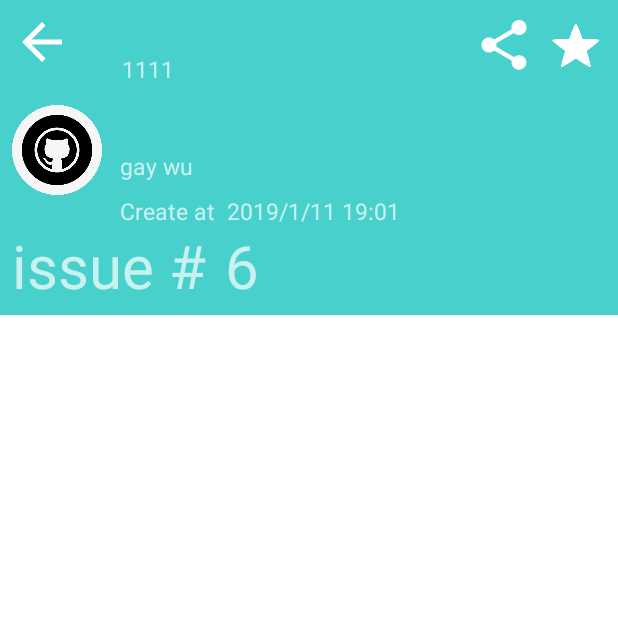
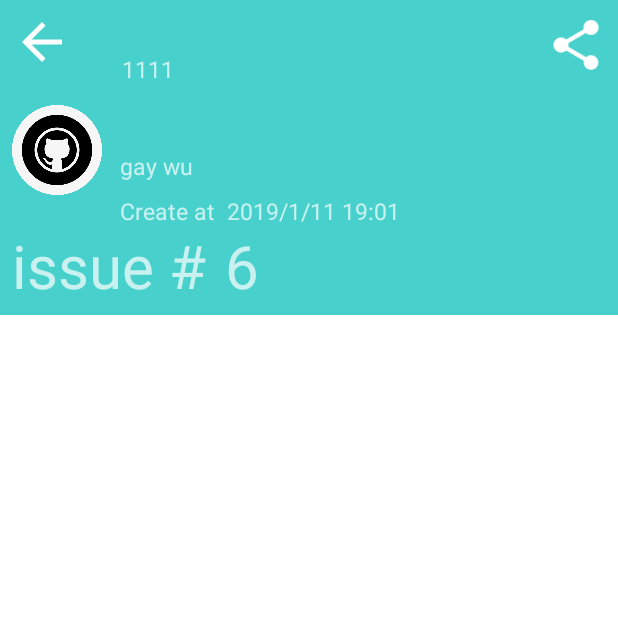
Before and after one commit to wangjiwu/ExtreGitHub, an Android app: the IssueDetailActivity screen opened directly, with no data from a screen before it, on a phone screen of 412 x 824 dp, the top half of it. Run offline under Robolectric (Android 15) with nearby library versions, the phone set to English and light mode, and no system bars; our stand-ins replace Picasso; libraries missing offline, so code that uses them is left out: jp.wasabeef.recyclerview; network calls fail; pictures from the network do not load; 13 statements that could not run were skipped.

Commit message:
修复bug

```diff
--- a/app/src/main/AndroidManifest.xml
+++ b/app/src/main/AndroidManifest.xml
@@ -50,7 +50,6 @@
         <activity android:name=".RepoForksActivity" />
         <activity android:name=".RepoIssueActivity" />
         <activity android:name=".RepoStargazerActivity" />
-        <activity android:name=".RepoContributorsActivity" />
         <activity android:name=".IssueDetailActivity" />
     </application>
 
--- a/app/src/main/java/com/example/lenovo/httpapi/CommentAdapter.java
+++ b/app/src/main/java/com/example/lenovo/httpapi/CommentAdapter.java
@@ -29,6 +29,7 @@ public class CommentAdapter extends RecyclerView.Adapter<CommentAdapter.ViewHold
     private static final CommentAdapter mInstance = new CommentAdapter();
 
     public static CommentAdapter getInstance() {
+        mInstance.cleanList();
         return mInstance;
     }
 
--- a/app/src/main/java/com/example/lenovo/httpapi/EventAdapter.java
+++ b/app/src/main/java/com/example/lenovo/httpapi/EventAdapter.java
@@ -30,6 +30,7 @@ public class EventAdapter extends RecyclerView.Adapter<EventAdapter.ViewHolder>
     private static final EventAdapter mInstance = new EventAdapter();
 
     public static EventAdapter getInstance() {
+        mInstance.cleanList();
         return mInstance;
     }
 
--- a/app/src/main/java/com/example/lenovo/httpapi/FollowAdapter.java
+++ b/app/src/main/java/com/example/lenovo/httpapi/FollowAdapter.java
@@ -30,6 +30,7 @@ public class FollowAdapter extends RecyclerView.Adapter<FollowAdapter.ViewHolder
     private static final FollowAdapter mInstance = new FollowAdapter();
 
     public static FollowAdapter getInstance() {
+        mInstance.cleanList();
         return mInstance;
     }
 
--- a/app/src/main/java/com/example/lenovo/httpapi/GistAdapter.java
+++ b/app/src/main/java/com/example/lenovo/httpapi/GistAdapter.java
@@ -29,6 +29,7 @@ public class GistAdapter extends RecyclerView.Adapter<GistAdapter.ViewHolder> {
     private static final GistAdapter mInstance = new GistAdapter();
 
     public static GistAdapter getInstance() {
+        mInstance.cleanList();
         return mInstance;
     }
 
--- a/app/src/main/java/com/example/lenovo/httpapi/GitHubService.java
+++ b/app/src/main/java/com/example/lenovo/httpapi/GitHubService.java
@@ -17,70 +17,56 @@ import retrofit2.http.Query;
 
 public interface GitHubService {
 
-    //@Headers("Authorization: token d95c37ed9a160b4867e8390a9b4c621595521633")
     @GET("/users/{user_name}")  //获取用户详情
     Call<Owner> getBaseUserInfo(@Path("user_name") String user_name);
 
-    // @Headers("Authorization: token d95c37ed9a160b4867e8390a9b4c621595521633")
     @GET("/users/{user_name}/repos")  //获取用户仓库详情
     Call<ArrayList<Repo>> getRepo(@Path("user_name") String user_name);
 
-    //  @Headers("Authorization: token d95c37ed9a160b4867e8390a9b4c621595521633")
     @GET("/users/{user_name}/followers") // 获取用户的followers
     Call<ArrayList<Follower>> getFollowers(@Path("user_name") String user_name);
 
-    //  @Headers("Authorization: token d95c37ed9a160b4867e8390a9b4c621595521633")
     @GET("/users/{user_name}/following")// 获取用户的followering
     Call<ArrayList<Follower>> getFollowering(@Path("user_name") String user_name);
 
-    //  @Headers("Authorization: token d95c37ed9a160b4867e8390a9b4c621595521633")
-    @GET("/users/{user_name}/events") // 获取用户的event
+     @GET("/users/{user_name}/events") // 获取用户的event
     Call<ArrayList<Event>> getEvents(@Path("user_name") String user_name);
 
-    // @Headers("Authorization: token d95c37ed9a160b4867e8390a9b4c621595521633")
     @GET("/users/{user_name}/starred")// 获取用户的star的项目仓库详情
     Call<ArrayList<Repo>> getStarred(@Path("user_name") String user_name);
 
-    //  @Headers("Authorization: token d95c37ed9a160b4867e8390a9b4c621595521633")
     @GET("/search/repositories")// 获取用户的star的项目仓库详情
     Call<RepoSearchReturn> getSearchRepo(@Query("q") String key_word);
 
-    // @Headers("Authorization: token d95c37ed9a160b4867e8390a9b4c621595521633")
     @GET("/search/users")// 获取用户的star的项目仓库详情
     Call<OwnerSearchReturn> getSearchusers(@Query("q") String key_word);
 
-    // @Headers("Authorization: token d95c37ed9a160b4867e8390a9b4c621595521633")
-    @GET("/users/{user_name}/gists")// 获取用户的gists详情
+     @GET("/users/{user_name}/gists")// 获取用户的gists详情
     Call<ArrayList<Gist>> getGists(@Path("user_name") String user_name);
 
-    // @Headers("Authorization: token d95c37ed9a160b4867e8390a9b4c621595521633")
-    @GET("/repos/{user_name}/{repo}/issues")// 获取仓库的issue详情
+     @GET("/repos/{user_name}/{repo}/issues")// 获取ssue详情
     Call<ArrayList<Issue>> getIssue(@Path("user_name") String user_name, @Path("repo") String repo);
 
-    //  @Headers("Authorization: token d95c37ed9a160b4867e8390a9b4c621595521633")
-    @GET("/repos/{user_name}/{repo}/events")// 获取仓库的issue详情
+    @GET("/repos/{user_name}/{repo}/events")// 获取仓库的events详情
     Call<ArrayList<Event>> getRepoEvent(@Path("user_name") String user_name, @Path("repo") String repo);
 
-    // @Headers("Authorization: token d95c37ed9a160b4867e8390a9b4c621595521633")
     @GET("/repos/{user_name}/{repo}/issues")// 获取仓库的issue详情
     Call<ArrayList<Issue>> getRepoIssue(@Path("user_name") String user_name, @Path("repo") String repo);
 
-    // @Headers("Authorization: token d95c37ed9a160b4867e8390a9b4c621595521633")
-    @GET("/repos/{user_name}/{repo}/stargazers")// 获取仓库的issue详情
+    @GET("/repos/{user_name}/{repo}/stargazers")// 获取仓库的stargazers详情
     Call<ArrayList<Follower>> getRepoStargazers(@Path("user_name") String user_name, @Path("repo") String repo);
 
-    // @Headers("Authorization: token d95c37ed9a160b4867e8390a9b4c621595521633")
-    @GET("/repos/{user_name}/{repo}/contributors")// 获取仓库的issue详情
+    @GET("/repos/{user_name}/{repo}/contributors")// 获取仓库的contributors详情
     Call<ArrayList<Follower>> getRepoContributors(@Path("user_name") String user_name, @Path("repo") String repo);
 
-    // @Headers("Authorization: token d95c37ed9a160b4867e8390a9b4c621595521633")
-    @GET("/repos/{user_name}/{repo}/forks")// 获取仓库的issue详情
+    @GET("/repos/{user_name}/{repo}/forks")// 获取仓库的forks详情
     Call<ArrayList<Repo>> getRepoForks(@Path("user_name") String user_name, @Path("repo") String repo);
 
-    // @Headers("Authorization: token d95c37ed9a160b4867e8390a9b4c621595521633")
-    @GET("comments")// 获取仓库的issue详情
+    //这里的baseURl是变化了
+    @GET("comments")// 获取仓库的comments详情
     Call<ArrayList<Comment>> getIssueComments();
 
+    //获取code 进行授权登录
     @Headers("Accept: application/json")
     @POST("login/oauth/access_token")
     @FormUrlEncoded
@@ -90,13 +76,9 @@ public interface GitHubService {
             @Field("code") String code
     );
 
+    // 通过accesstoken获取 此token代表的用户
    @GET("/user")// 获取用户的star的项目仓库详情
    Call<Follower> getLoginInfo(@Query("access_token") String key_word);
 
-    @POST("/repos/{user_name}/{repo}/forks")// 获取用户的star的项目仓库详情
-    Call<Follower> postForkRequest (@Path("user_name") String user_name, @Path("repo") String repo);
-
-
-
 
 }
--- a/app/src/main/java/com/example/lenovo/httpapi/IssueAdapter.java
+++ b/app/src/main/java/com/example/lenovo/httpapi/IssueAdapter.java
@@ -29,6 +29,7 @@ public class IssueAdapter extends RecyclerView.Adapter<IssueAdapter.ViewHolder>
     private static final IssueAdapter mInstance = new IssueAdapter();
 
     public static IssueAdapter getInstance() {
+        mInstance.cleanList();
         return mInstance;
     }
 
--- a/app/src/main/java/com/example/lenovo/httpapi/IssueDetailActivity.java
+++ b/app/src/main/java/com/example/lenovo/httpapi/IssueDetailActivity.java
@@ -92,8 +92,7 @@ public class IssueDetailActivity extends AppCompatActivity {
         pusher_icon = findViewById(R.id.pusher_icon);
         go_back = findViewById(R.id.go_back);
         share = findViewById(R.id.share);
-        faver = findViewById(R.id.faver);
-        issueRecycleView =  findViewById(R.id.issueRecycleView);
+         issueRecycleView =  findViewById(R.id.issueRecycleView);
 
         mLayoutManager = new LinearLayoutManager(this, LinearLayoutManager.VERTICAL, false);
         myAdapterComment =  CommentAdapter.getInstance().getInstance();
--- a/app/src/main/java/com/example/lenovo/httpapi/LoginActivity.java
+++ b/app/src/main/java/com/example/lenovo/httpapi/LoginActivity.java
@@ -97,9 +97,6 @@ public class LoginActivity extends Activity {
                 intent.setFlags(Intent.FLAG_ACTIVITY_CLEAR_TASK|Intent.FLAG_ACTIVITY_NEW_TASK);
                 startActivity(intent);
             }
-
-
-
         }
 
 
--- a/app/src/main/java/com/example/lenovo/httpapi/RepoAdapter.java
+++ b/app/src/main/java/com/example/lenovo/httpapi/RepoAdapter.java
@@ -24,6 +24,7 @@ public class RepoAdapter extends RecyclerView.Adapter<RepoAdapter.ViewHolder> {
     private static final RepoAdapter mInstance = new RepoAdapter();
 
     public static RepoAdapter getInstance() {
+        mInstance.cleanList();
         return mInstance;
     }
 
@@ -126,6 +127,7 @@ public class RepoAdapter extends RecyclerView.Adapter<RepoAdapter.ViewHolder> {
     }
 
     public void addObjects( ArrayList<Repo> objs){
+
         mList = objs;
         notifyDataSetChanged();
     }
--- a/app/src/main/res/layout/activity_issues_detail.xml
+++ b/app/src/main/res/layout/activity_issues_detail.xml
@@ -60,18 +60,6 @@
                     android:layout_marginEnd="8dp"
                     android:layout_marginRight="8dp"
                     android:src="@mipmap/enjoy1"
-                    app:layout_constraintEnd_toStartOf="@+id/faver"
-                    app:layout_constraintTop_toTopOf="parent" />
-
-                <ImageView
-                    android:id="@+id/faver"
-                    android:layout_width="40dp"
-                    android:layout_height="40dp"
-                    android:layout_marginTop="10dp"
-                    android:layout_marginEnd="8dp"
-                    android:layout_marginRight="10dp"
-
-                    android:src="@mipmap/starred"
                     app:layout_constraintEnd_toEndOf="parent"
                     app:layout_constraintTop_toTopOf="parent" />
 
--- a/app/src/main/res/layout/activity_repo_detail.xml
+++ b/app/src/main/res/layout/activity_repo_detail.xml
@@ -55,12 +55,12 @@
                 <TextView
                     android:id="@+id/repo_intro"
                     android:layout_width="281dp"
-                    android:layout_height="33dp"
+                    android:layout_height="40dp"
                     android:layout_marginStart="8dp"
                     android:layout_marginLeft="8dp"
                     android:layout_marginTop="60dp"
+                    android:text="Design patterns implem- ented in Java"
                     android:textColor="#ffffff"
-                    android:text="Design patterns implem- ented in Java"
                     android:textSize="15dp"
                     app:layout_constraintStart_toStartOf="parent"
                     app:layout_constraintTop_toTopOf="parent" />
--- a/app/src/main/res/values/strings.xml
+++ b/app/src/main/res/values/strings.xml
@@ -1,12 +1,12 @@
 <resources>
     <string name="app_name">ExtreGithub</string>
     <string name="title_activity_owner_detail">OwnerDetailActivity</string>
-    <string name="title_activity_login">Sign in</string>
+    <string name="title_activity_login">ExtreGithub</string>
     <!-- Strings related to login -->
     <string name="prompt_email">Email</string>
     <string name="prompt_password">Password (optional)</string>
     <string name="action_sign_in">Sign in or register</string>
-    <string name="action_sign_in_short">Sign in</string>
+    <string name="action_sign_in_short">ExtreGithub</string>
     <string name="error_invalid_email">This email address is invalid</string>
     <string name="error_invalid_password">This password is too short</string>
     <string name="error_incorrect_password">This password is incorrect</string>
```
Also changed, not shown: app/src/main/java/com/example/lenovo/httpapi/ForeActivity.java (+9 -11 lines), 2 other files.
